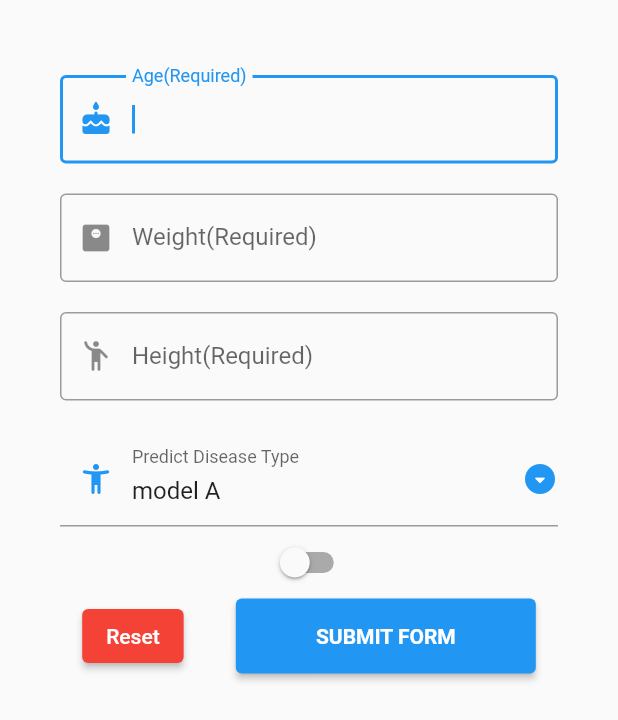
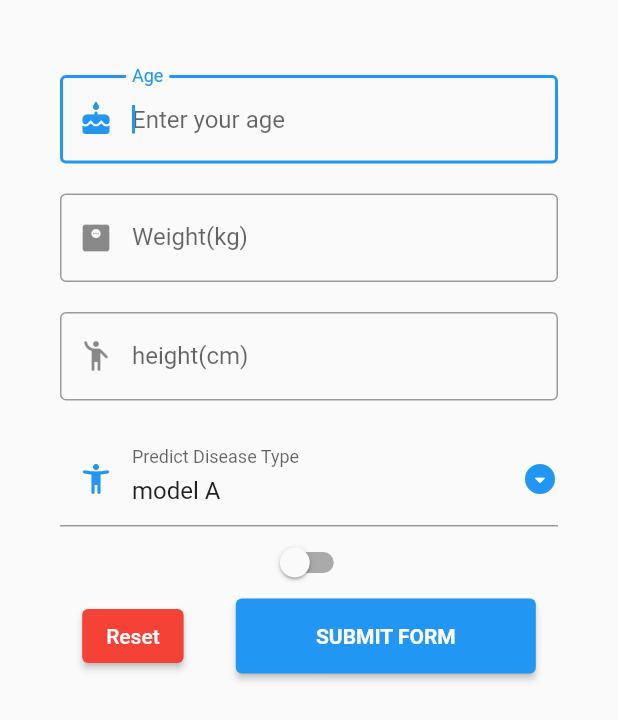
Before and after one commit to Zrn-code/Disease-Prediction-App, a Flutter app: the FormExample screen opened directly, after a tap on "Reset", on a phone screen of 412 x 824 dp. Shown: the top 720 px of the screen. Run offline on Flutter 3.47's test engine with Material 2 defaults, Android fonts, the phone set to English and light mode, and no system bars; our stand-ins replace cloud_firestore, firebase_auth, firebase_core, shared_preferences; accounts and stored records are empty.

Commit message:
add validator and BMI calculator

```diff
--- a/lib/pages/main_page.dart
+++ b/lib/pages/main_page.dart
@@ -167,10 +167,13 @@ class _FormExampleState extends State<FormExample> {
   final GlobalKey<FormState> _formKey = GlobalKey<FormState>();
   final items = ["model A", "model B", "model C"];
 
-  String value = '';
   String dropdownValue = 'model A';
   String userName = "";
   String email = "";
+  int _age = 0;
+  double _bmi = 0;
+  double _height = 0;
+  double _weight = 0;
   bool isSwitched = false;
   bool optionsA = false;
   bool optionsB = false;
@@ -203,18 +206,22 @@ class _FormExampleState extends State<FormExample> {
                               decoration: InputDecoration(
                                 border: OutlineInputBorder(),
                                 prefixIcon: Icon(Icons.cake_rounded),
-                                labelText: 'Age(Required)',
+                                labelText: 'Age',
+                                hintText: 'Enter your age',
                               ),
-                              onChanged: (String text) {
-                                setState(() {
-                                  value = "Input age: $text.";
-                                });
-                              },
-                              validator: (String? value) {
-                                if (value == null || value.isEmpty) {
-                                  return "age cannot be null.";
+                              validator: (value) {
+                                if (value?.isEmpty ?? true) {
+                                  // 使用空值判斷符號
+                                  return 'Please enter your age';
+                                }
+                                if (int.tryParse(value!) == null) {
+                                  // 使用 '!' 運算符號
+                                  return 'Please enter a valid age';
                                 }
                                 return null;
+                              },
+                              onSaved: (value) {
+                                _age = int.parse(value!); // 使用 '!' 運算符號
                               },
                             ),
                           ),
@@ -227,18 +234,22 @@ class _FormExampleState extends State<FormExample> {
                               decoration: InputDecoration(
                                 border: OutlineInputBorder(),
                                 prefixIcon: Icon(Icons.monitor_weight_rounded),
-                                labelText: 'Weight(Required)',
+                                labelText: 'Weight(kg)',
+                                hintText: 'Enter your weight',
                               ),
-                              onChanged: (String text) {
-                                setState(() {
-                                  value = "Input Weight: $text.";
-                                });
-                              },
-                              validator: (String? value) {
-                                if (value == null || value.isEmpty) {
-                                  return 'Weight cannot be null.';
+                              validator: (value) {
+                                if (value?.isEmpty ?? true) {
+                                  // 使用空值判斷符號
+                                  return 'Please enter your weight';
+                                }
+                                if (double.tryParse(value!) == null) {
+                                  // 使用 '!' 運算符號
+                                  return 'Please enter a valid weight';
                                 }
                                 return null;
+                              },
+                              onSaved: (value) {
+                                _weight = double.parse(value!); // 使用 '!' 運算符號
                               },
                             ),
                           ),
@@ -251,18 +262,22 @@ class _FormExampleState extends State<FormExample> {
                               decoration: InputDecoration(
                                 border: OutlineInputBorder(),
                                 prefixIcon: Icon(Icons.emoji_people_rounded),
-                                labelText: 'Height(Required)',
+                                labelText: 'height(cm)',
+                                hintText: 'Enter your height',
                               ),
-                              onChanged: (String text) {
-                                setState(() {
-                                  value = "Input height: $text.";
-                                });
-                              },
-                              validator: (String? value) {
-                                if (value == null || value.isEmpty) {
-                                  return 'Height cannot be null.';
+                              validator: (value) {
+                                if (value?.isEmpty ?? true) {
+                                  // 使用空值判斷符號
+                                  return 'Please enter your height';
+                                }
+                                if (double.tryParse(value!) == null) {
+                                  // 使用 '!' 運算符號
+                                  return 'Please enter a valid height';
                                 }
                                 return null;
+                              },
+                              onSaved: (value) {
+                                _height = double.parse(value!); // 使用 '!' 運算符號
                               },
                             ),
                           ),
@@ -318,11 +333,9 @@ class _FormExampleState extends State<FormExample> {
                                   weightController.clear();
                                   ageController.clear();
                                   setState(() {
-                                    value = "";
-                                    optionsA = false;
-                                    optionsB = false;
-                                    isSwitched = false;
-                                    radioValue = "1";
+                                    _age = 0;
+                                    _height = 0;
+                                    _weight = 0;
                                     dropdownValue = "model A";
                                   });
                                 },
@@ -331,10 +344,8 @@ class _FormExampleState extends State<FormExample> {
                               ElevatedButton(
                                 onPressed: () {
                                   if (_formKey.currentState!.validate()) {
-                                    ScaffoldMessenger.of(context).showSnackBar(
-                                      const SnackBar(
-                                          content: Text('Processing Data')),
-                                    );
+                                    _formKey.currentState!.save();
+                                    _calculateBMI();
                                   }
                                 },
                                 style: OutlinedButton.styleFrom(
@@ -344,7 +355,21 @@ class _FormExampleState extends State<FormExample> {
                                         TextStyle(fontWeight: FontWeight.bold)),
                               ),
                             ],
-                          )
+                          ),
+                          if (_bmi != 0) // 顯示 BMI
+                            Text('Your BMI is: ${_bmi.toStringAsFixed(1)}'),
                         ])))));
   }
+
+  void _calculateBMI() {
+    // 將身高轉換為公尺
+    final double heightInMeters = _height / 100;
+
+    // 計算 BMI
+    final double bmi = _weight / (heightInMeters * heightInMeters);
+
+    setState(() {
+      _bmi = bmi;
+    });
+  }
 }
```
